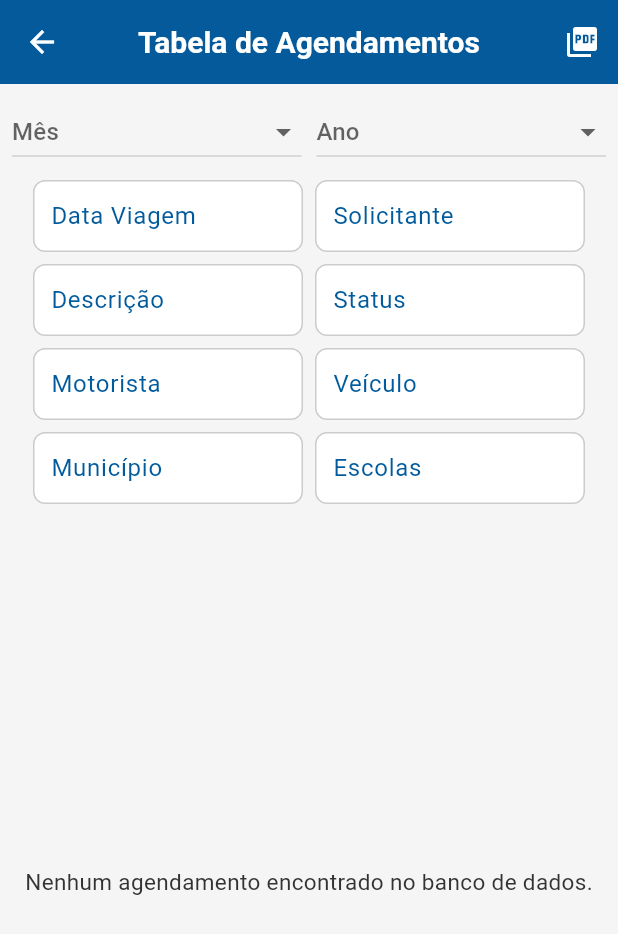
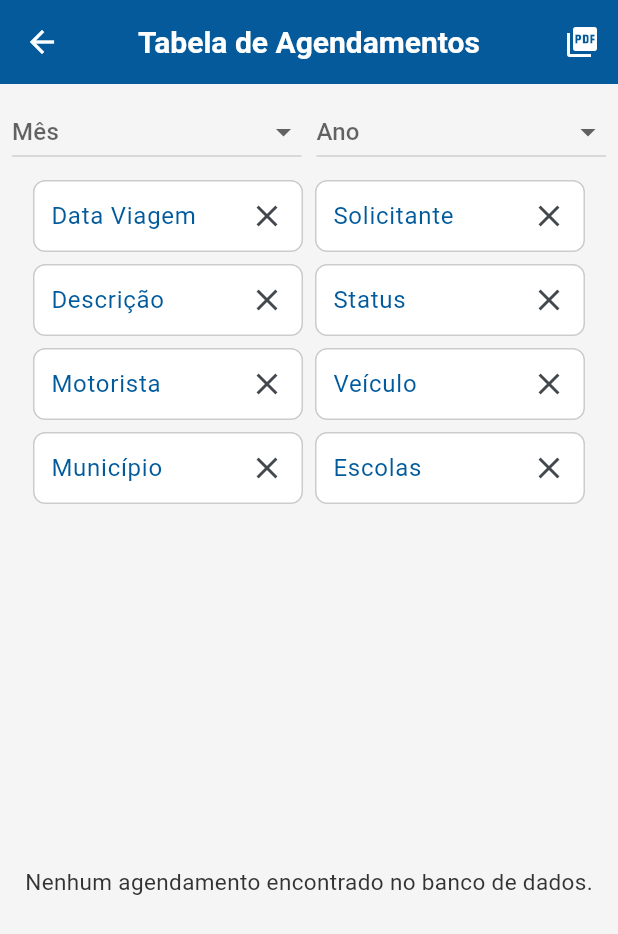
Before and after one commit to ataidepaiva/agendamento_app_new_internal, a Flutter app: the AdminTablePage screen opened directly, on a phone screen of 412 x 824 dp. Shown: the top 934 px of the screen. Run offline on Flutter 3.47's test engine with Material 3 defaults, Android fonts, the phone set to English and light mode, and no system bars; our stand-ins replace cloud_firestore, firebase_auth, firebase_core, fl_chart, go_router, pdf and 3 more; accounts and stored records are empty.

Commit message:
feat: Implement clear button for filter fields in AdminTablePage

```diff
--- a/lib/pages/admin/admin_table_page.dart
+++ b/lib/pages/admin/admin_table_page.dart
@@ -311,7 +311,18 @@ class _AdminTablePageState extends State<AdminTablePage> {
                             width: 180,
                             child: TextField(
                               controller: entry.value,
-                              decoration: InputDecoration(labelText: entry.key, border: const OutlineInputBorder(), contentPadding: const EdgeInsets.symmetric(horizontal: 8)),
+                              decoration: InputDecoration(
+                                labelText: entry.key,
+                                border: const OutlineInputBorder(),
+                                contentPadding: const EdgeInsets.symmetric(horizontal: 8),
+                                suffixIcon: IconButton(
+                                        icon: const Icon(Icons.clear),
+                                        onPressed: () {
+                                          entry.value.clear();
+                                          _applyFilters();
+                                        },
+                                      ),
+                              ),
                             ),
                           );
                         }).toList(),
```
